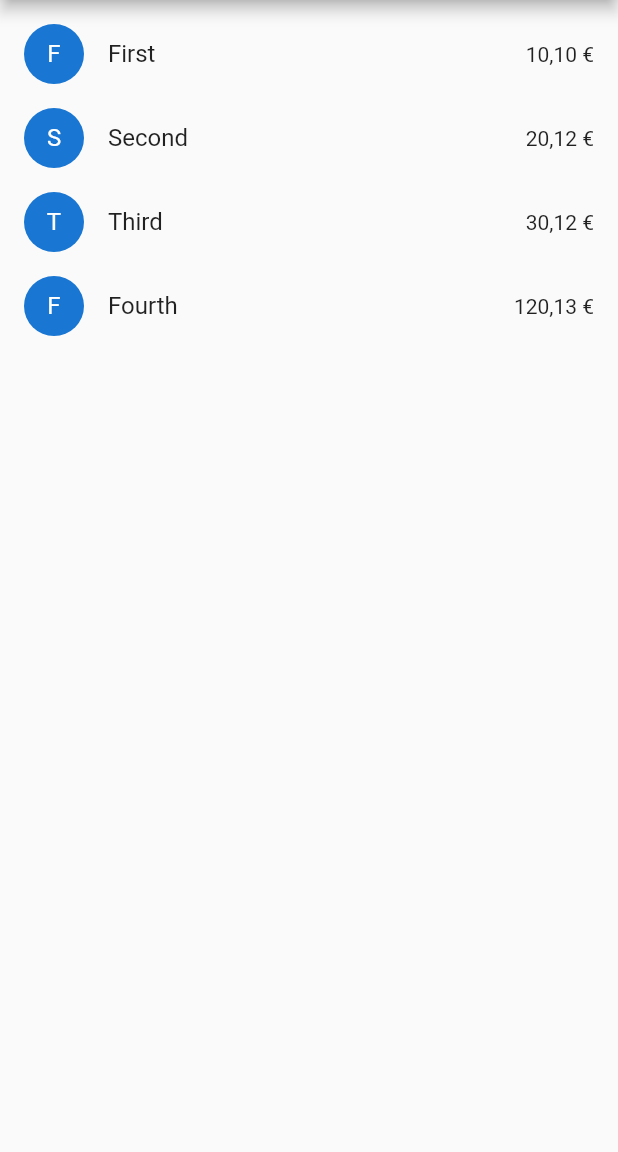
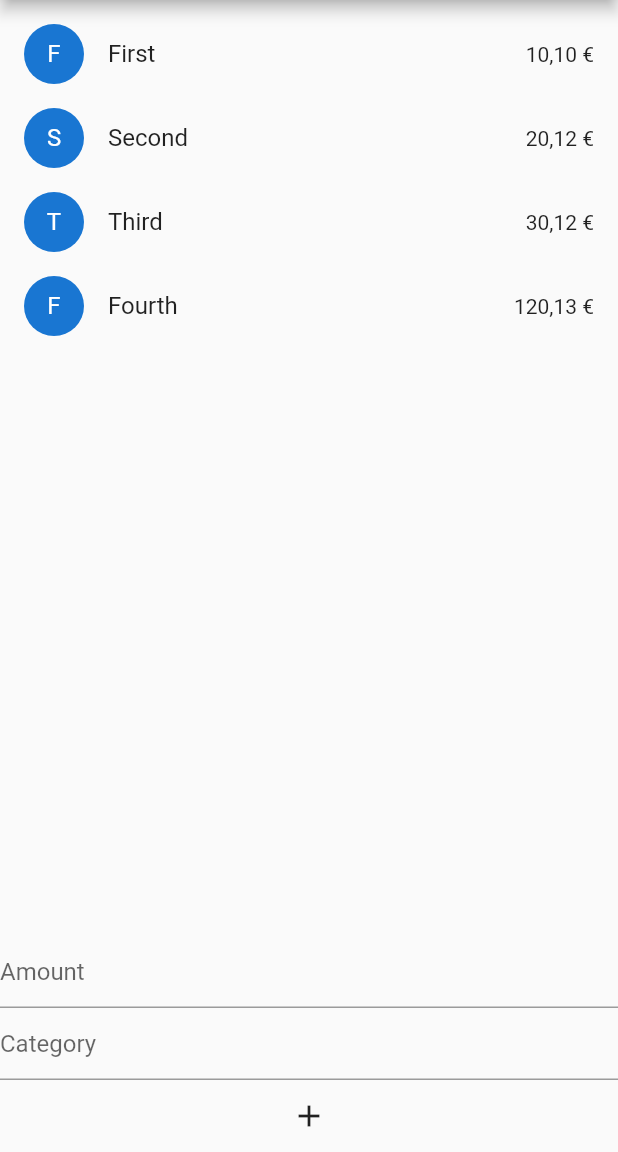
Before and after one commit to j-maas/plusminus-flutter, a Flutter app: the screen it shows after launch, on a phone screen of 412 x 824 dp, the part 84-1236 px from its top. Run offline on Flutter 3.47's test engine with Material 2 defaults, Android fonts, the phone set to English and light mode, and no system bars.

Commit message:
Implement basic expense inserting

```diff
--- a/lib/main.dart
+++ b/lib/main.dart
@@ -35,14 +35,32 @@ class _ExpenseOverviewState extends State<ExpenseOverview> {
     new Expense(description: 'Fourth', amount: 120.129),
   ];
 
+  final TextEditingController _amountController = new TextEditingController();
+  final TextEditingController _categoryController = new TextEditingController();
+
+  void insert() {
+    var amount = int.parse(_amountController.text) / 100;
+    var category = _categoryController.text;
+    var expense = new Expense(description: category, amount: amount);
+    setState(() {
+      _expenses.add(expense);
+    });
+
+    _amountController.clear();
+    _categoryController.clear();
+  }
+
   @override
   Widget build(BuildContext context) {
     return new Scaffold(
       appBar: new AppBar(
         title: new Text(widget.title),
       ),
-      body: new Center(
+      body: new Column(
+        children: <Widget>[
+          new Expanded(
             child: new ListView(
+              shrinkWrap: true,
               padding: const EdgeInsets.symmetric(vertical: 8.0),
               children: _expenses.map((Expense expense) {
                 return new ExpenseListItem(
@@ -50,6 +68,26 @@ class _ExpenseOverviewState extends State<ExpenseOverview> {
                 );
               }).toList(),
             ),
+          ),
+          new Column(
+            children: <Widget>[
+              new TextField(
+                controller: _amountController,
+                keyboardType: TextInputType.number,
+                decoration: new InputDecoration(hintText: 'Amount'),
+              ),
+              new TextField(
+                controller: _categoryController,
+                keyboardType: TextInputType.text,
+                decoration: new InputDecoration(hintText: 'Category'),
+              ),
+              new FlatButton(
+                child: new Icon(Icons.add),
+                onPressed: insert,
+              )
+            ],
+          )
+        ],
       ),
     );
   }
```
Lines whose indentation alone changed are shown as unchanged.
